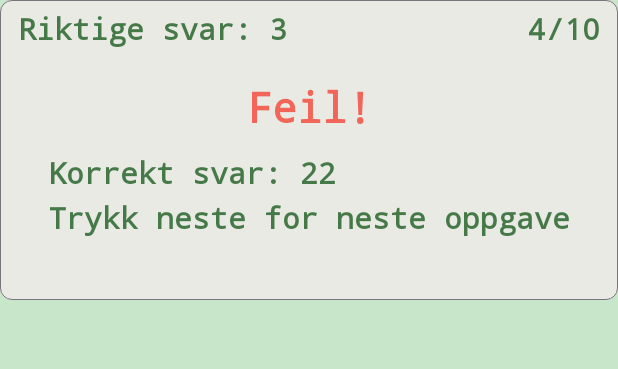
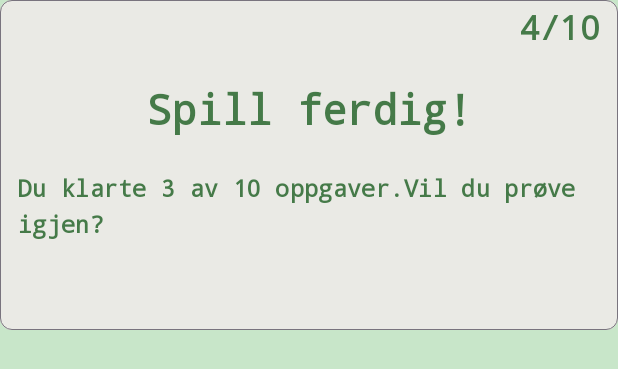
Before and after one commit to magnuskvandal/DAVE3600_Apputvikling, an Android app built with Jetpack Compose: the @Preview function DisplayPreview2, on a phone screen of 412 x 824 dp. Shown: the top 369 px of the screen. Run offline under Robolectric (Android 15) with nearby library versions, the phone set to English and light mode, and no system bars.

Commit message:
Endret skriftstørrelsen til tilbakemeldinger i spillet

```diff
--- a/Mappe1/app/src/main/java/com/example/matteapp_s356228/ui/komponenter/Display.kt
+++ b/Mappe1/app/src/main/java/com/example/matteapp_s356228/ui/komponenter/Display.kt
@@ -44,7 +44,7 @@ fun Display(
     Box(
         modifier = modifier
             .fillMaxWidth()
-            .size(height = 200.dp, width = 300.dp)
+            .size(height = 220.dp, width = 300.dp)
             .border(
                 BorderStroke(
                     width = 0.5.dp,
@@ -56,12 +56,12 @@ fun Display(
                 color = spillDisplay,
                 shape = MaterialTheme.shapes.medium
             )
-            .padding(vertical = 8.dp, horizontal = 12.dp),
+            .padding(vertical = 6.dp, horizontal = 12.dp),
     ) {
         if(score > 0 && spillStatus != Spillstatus.FERDIG){
             Text(
                 text = stringResource(R.string.riktigeSvar, score),
-                style = MaterialTheme.typography.headlineSmall,
+                style = MaterialTheme.typography.titleMedium,
                 fontWeight = FontWeight.Bold,
                 fontFamily = FontFamily.Monospace,
                 color = MaterialTheme.colorScheme.onBackground.copy(alpha = 0.8f),
@@ -84,16 +84,16 @@ fun Display(
                         fontFamily = FontFamily.Monospace,
                         modifier = Modifier
                             .fillMaxWidth()
-                            .padding(vertical = 3.dp)
+                            .padding(vertical = 20.dp)
                     )
                     Text(
                         text = stringResource(R.string.spillFerdigTekst, score, antallOppgaver),
-                        style = MaterialTheme.typography.headlineSmall,
+                        style = MaterialTheme.typography.titleMedium,
                         color = MaterialTheme.colorScheme.onBackground.copy(.8f),
                         fontWeight = FontWeight.SemiBold,
                         fontFamily = FontFamily.Monospace,
                         modifier = Modifier
-                            .padding(vertical = 10.dp)
+                            .padding(vertical = 2.dp)
                     )
                 }
             }
@@ -129,7 +129,7 @@ fun Display(
                     if(!rettSvar && korrektSvar != null){
                         Text(
                             text = stringResource(R.string.korrektSvar, korrektSvar),
-                            style = MaterialTheme.typography.headlineSmall,
+                            style = MaterialTheme.typography.titleMedium,
                             color = MaterialTheme.colorScheme.onBackground.copy(.8f),
                             fontWeight = FontWeight.SemiBold,
                             textAlign = TextAlign.Start,
@@ -141,7 +141,7 @@ fun Display(
                     }
                     Text(
                         text = stringResource(R.string.trykkNeste),
-                        style = MaterialTheme.typography.headlineSmall,
+                        style = MaterialTheme.typography.titleMedium,
                         color = MaterialTheme.colorScheme.onBackground.copy(.8f),
                         fontWeight = FontWeight.SemiBold,
                         textAlign = TextAlign.Start,
@@ -183,7 +183,7 @@ fun DisplayPreview() {
     }
 }
 
-@Preview(showBackground = true, backgroundColor = 0xFFC8E6C9)
+@Preview(showBackground = true, backgroundColor = 0xFFC8E6C9,  locale = "de")
 @Composable
 fun DisplayPreview2() {
     Matteapp_s356228Theme(dynamicColor = false) {
@@ -195,7 +195,7 @@ fun DisplayPreview2() {
             antallOppgaver = 10,
             svarSjekket = true,
             score = 3,
-            spillStatus = Spillstatus.PÅGÅR,
+            spillStatus = Spillstatus.FERDIG,
             korrektSvar = "22"
         )
     }
--- a/Mappe1/app/src/main/java/com/example/matteapp_s356228/ui/sider/OmSpilletSide.kt
+++ b/Mappe1/app/src/main/java/com/example/matteapp_s356228/ui/sider/OmSpilletSide.kt
@@ -50,6 +50,7 @@ fun OmSpilletSide(
             Text(
                 text = stringResource(R.string.omSpilletTekst),
                 style = MaterialTheme.typography.bodyLarge,
+                fontWeight = FontWeight.Normal,
                 lineHeight = 25.sp
 
 
--- a/Mappe1/app/src/main/java/com/example/matteapp_s356228/ui/theme/Type.kt
+++ b/Mappe1/app/src/main/java/com/example/matteapp_s356228/ui/theme/Type.kt
@@ -11,7 +11,7 @@ val Typography = Typography(
     bodyLarge = TextStyle(
         fontFamily = FontFamily.Default,
         fontWeight = FontWeight.Normal,
-        fontSize = 18.sp,
+        fontSize = 19.sp,
         lineHeight = 24.sp,
         letterSpacing = 0.5.sp
     ),
@@ -32,7 +32,7 @@ val Typography = Typography(
     headlineSmall = TextStyle(
         fontFamily = FontFamily.Default,
         fontWeight = FontWeight.Normal,
-        fontSize = 20.sp,
+        fontSize = 22.sp,
         lineHeight = 32.sp,
         letterSpacing = 0.0.sp
     ),
--- a/Mappe1/app/src/main/res/values/strings.xml
+++ b/Mappe1/app/src/main/res/values/strings.xml
@@ -32,7 +32,7 @@
     <string name="startNyttSpill">Start nytt spill</string>
     <string name="riktigeSvar">Riktige svar: %1$d</string>
     <string name="spillFerdigTittel">Spill ferdig!"</string>
-    <string name="spillFerdigTekst">Du klarte %1$d av %2$d oppgaver.\nVil du prøve igjen?</string>
+    <string name="spillFerdigTekst">Du klarte %1$d av %2$d oppgaver.Vil du prøve igjen?</string>
     <string name="ja">Ja</string>
     <string name="nei">Nei</string>
     <string name="avbryteSpillTittel">Avbryte spillrunde</string>
```
Also changed, not shown: 2 other files.
